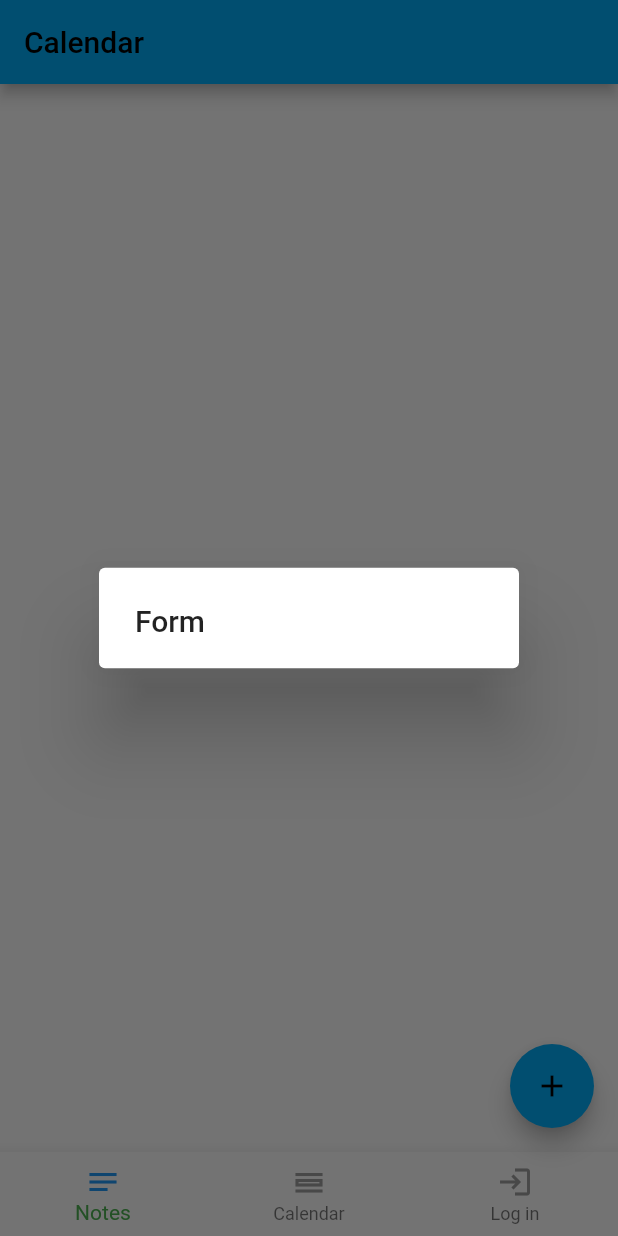
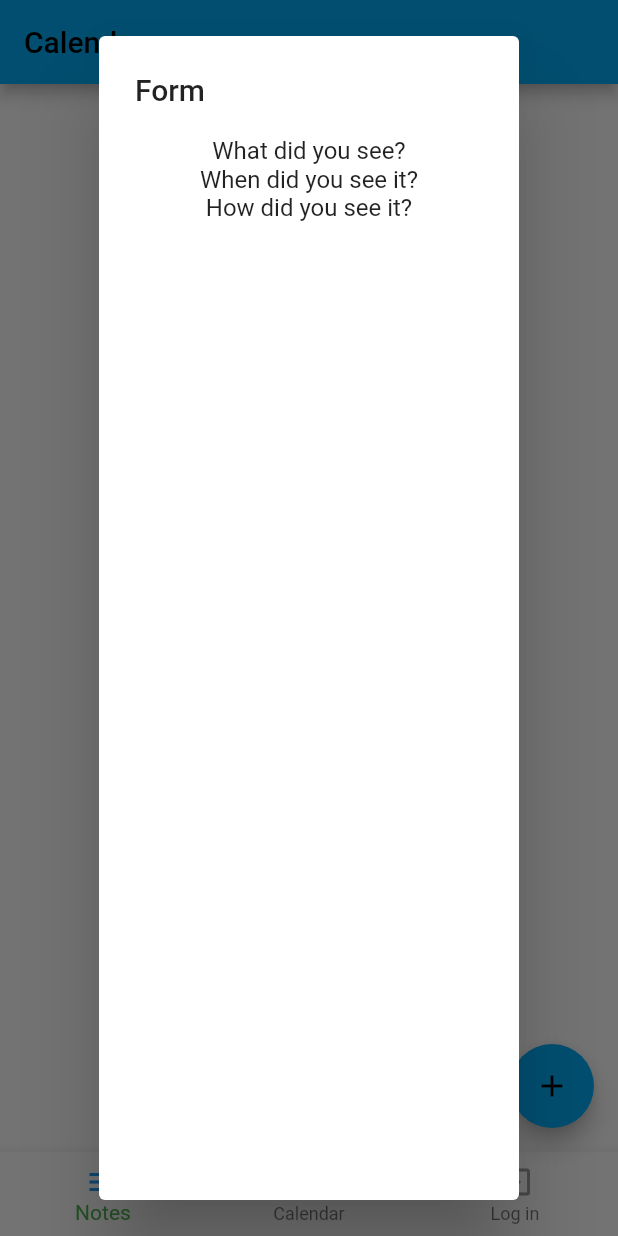
Before and after one commit to aleksandrapacia/star_calendar, a Flutter app: the screen it shows after launch, after a tap on the "add" icon, on a phone screen of 412 x 824 dp. Run offline on Flutter 3.47's test engine with Material 2 defaults, Android fonts, the phone set to English and light mode, and no system bars.

Commit message:
3 crucial questions in the form

```diff
--- a/lib/pages/home_page.dart
+++ b/lib/pages/home_page.dart
@@ -70,7 +70,15 @@ class _MyHomePageState extends State<MyHomePage> {
         onPressed: () {
           showDialog(
               context: context,
-              builder: (context) => AlertDialog(title: Text('Form')));
+              builder: (context) => AlertDialog(
+                  title: Text('Form'),
+                  content: Column(
+                    children: [
+                      Text("What did you see?"),
+                      Text("When did you see it?"),
+                      Text("How did you see it?")
+                    ],
+                  )));
         },
         child: Icon(Icons.add),
       ),
```
